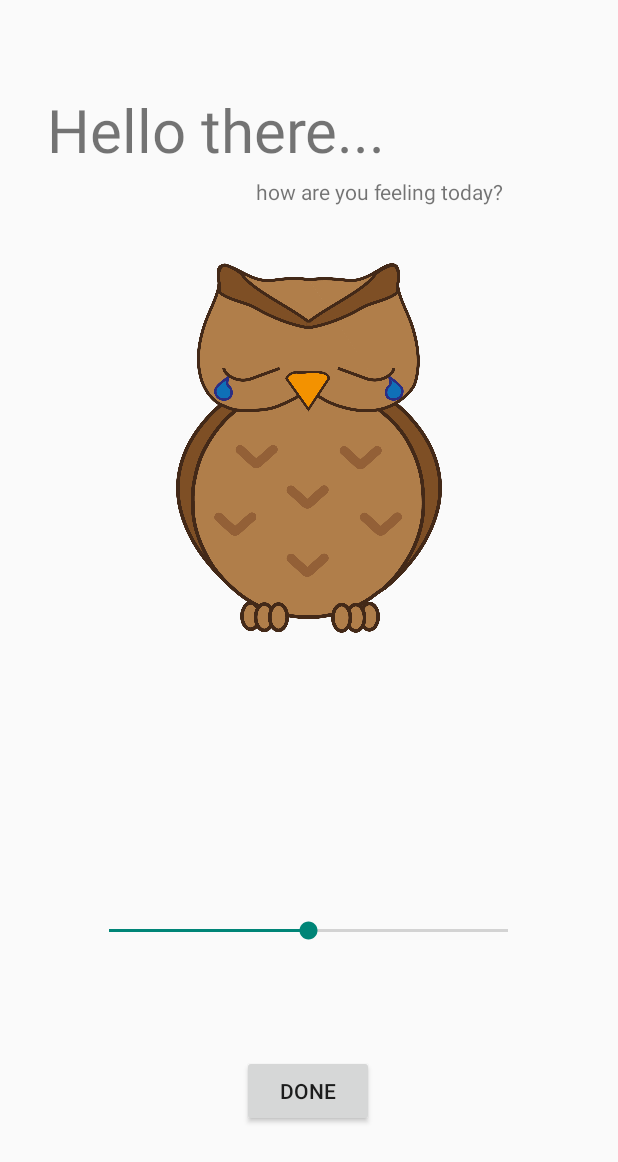
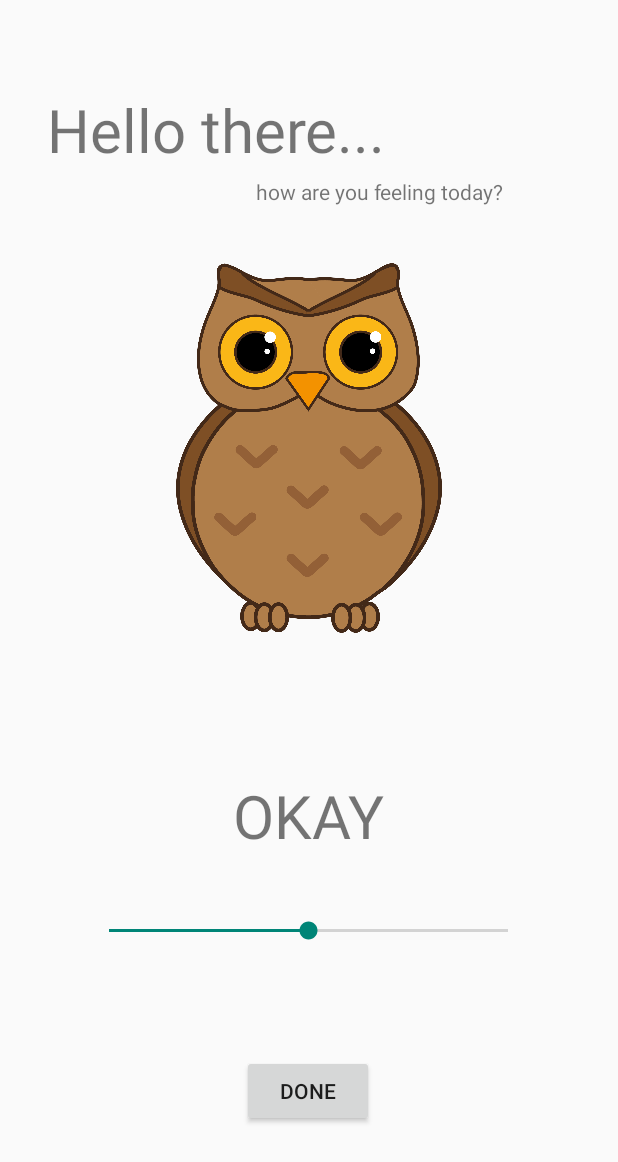
Before and after one commit to cerysmooney/MobileApps_TESTING_CODES_USE_THIS_FOR_PRACTISE, an Android app built with Jetpack Compose: the screen it shows after launch (MainActivity), on a phone screen of 412 x 824 dp. Shown: the top 1162 px of the screen. Run offline under Robolectric (Android 15) with nearby library versions, the phone set to English and light mode, and no system bars.

Commit message:
Text and image changes with progress of bar (going to change background colours once I have the hex)

```diff
--- a/app/src/main/res/layout/my_layout.xml
+++ b/app/src/main/res/layout/my_layout.xml
@@ -32,10 +32,10 @@
         app:layout_constraintVertical_bias="0.147" />
 
     <ImageView
-        android:id="@+id/awful_owl"
+        android:id="@+id/owl_images"
         android:layout_width="177dp"
         android:layout_height="549dp"
-        android:src="@drawable/awful_owl"
+        android:src="@drawable/okowl"
         app:layout_constraintBottom_toBottomOf="parent"
         app:layout_constraintEnd_toEndOf="parent"
         app:layout_constraintStart_toStartOf="parent"
@@ -47,6 +47,7 @@
         android:layout_width="wrap_content"
         android:layout_height="wrap_content"
         android:textSize="40dp"
+        android:text="OKAY"
         app:layout_constraintBottom_toBottomOf="parent"
         app:layout_constraintEnd_toEndOf="parent"
         app:layout_constraintStart_toStartOf="parent"
```
Also changed, not shown: app/src/main/java/com/example/mobileapps_testing_codes_use_this_for_practise/MainActivity.kt (+11 -3 lines).
